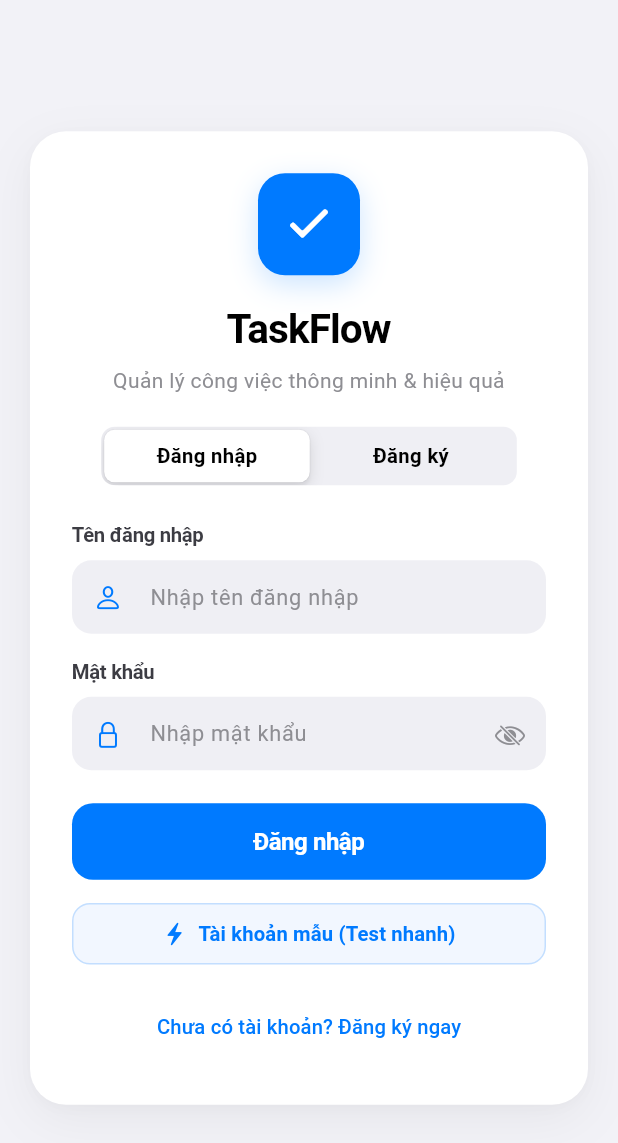
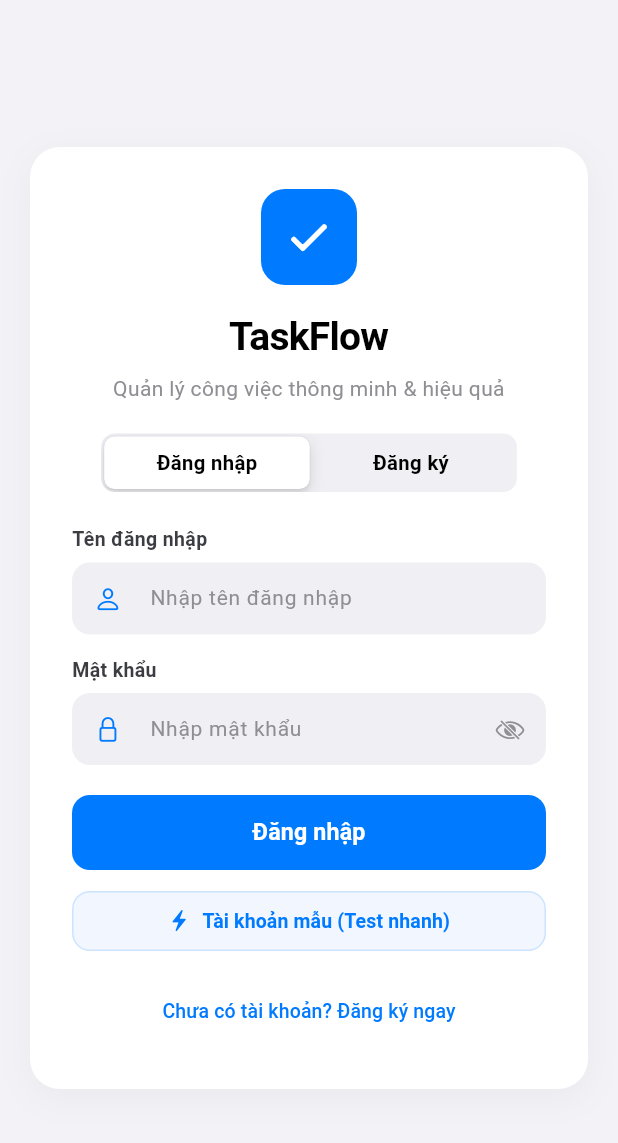
Before and after one commit to Peaker04/assignment_todo, a Flutter app: the screen it shows after launch, on a phone screen of 412 x 824 dp. Shown: the top 1143 px of the screen. Run offline on Flutter 3.47's test engine with Material 3 defaults, Android fonts, the phone set to English and light mode, and no system bars; our stand-ins replace shared_preferences, sqflite_common_ffi; accounts and stored records are empty.

Commit message:
refactor(taste): audit and eliminate AI-slop comments, stale shadow tokens, and redundant UI clutter

```diff
--- a/lib/login_screen.dart
+++ b/lib/login_screen.dart
@@ -109,21 +109,16 @@ class _LoginScreenState extends State<LoginScreen> {
           child: SingleChildScrollView(
             padding: const EdgeInsets.symmetric(horizontal: 20, vertical: 28),
             child: ConstrainedBox(
-              constraints: const BoxConstraints(maxWidth: 420),
+              constraints: const BoxConstraints(maxWidth: 400),
               child: Container(
                 decoration: BoxDecoration(
                   color: Colors.white,
-                  borderRadius: BorderRadius.circular(24),
+                  borderRadius: BorderRadius.circular(20),
                   boxShadow: const [
                     BoxShadow(
-                      color: Color(0x0D000000),
-                      blurRadius: 28,
-                      offset: Offset(0, 10),
-                    ),
-                    BoxShadow(
-                      color: Color(0x05000000),
-                      blurRadius: 6,
-                      offset: Offset(0, 2),
+                      color: Color(0x0A000000),
+                      blurRadius: 20,
+                      offset: Offset(0, 6),
                     ),
                   ],
                 ),
@@ -132,26 +127,18 @@ class _LoginScreenState extends State<LoginScreen> {
                   mainAxisSize: MainAxisSize.min,
                   crossAxisAlignment: CrossAxisAlignment.stretch,
                   children: [
-                    // Apple HIG Icon Badge
                     Center(
                       child: Container(
-                        width: 68,
-                        height: 68,
+                        width: 64,
+                        height: 64,
                         decoration: BoxDecoration(
                           color: systemBlue,
-                          borderRadius: BorderRadius.circular(18),
-                          boxShadow: const [
-                            BoxShadow(
-                              color: Color(0x33007AFF),
-                              blurRadius: 16,
-                              offset: Offset(0, 6),
-                            ),
-                          ],
+                          borderRadius: BorderRadius.circular(16),
                         ),
                         child: const Icon(
                           CupertinoIcons.checkmark_alt,
                           color: Colors.white,
-                          size: 38,
+                          size: 36,
                         ),
                       ),
                     ),
@@ -160,10 +147,10 @@ class _LoginScreenState extends State<LoginScreen> {
                       child: Text(
                         'TaskFlow',
                         style: TextStyle(
-                          fontSize: 27,
+                          fontSize: 26,
                           fontWeight: FontWeight.w700,
                           color: systemLabel,
-                          letterSpacing: -0.6,
+                          letterSpacing: -0.5,
                         ),
                       ),
                     ),
@@ -177,13 +164,11 @@ class _LoginScreenState extends State<LoginScreen> {
                         style: const TextStyle(
                           fontSize: 14,
                           color: systemTertiary,
-                          height: 1.3,
                         ),
                       ),
                     ),
-                    const SizedBox(height: 22),
+                    const SizedBox(height: 20),
 
-                    // iOS Sliding Segmented Control
                     Center(
                       child: CupertinoSlidingSegmentedControl<bool>(
                         groupValue: _isRegisterMode,
@@ -220,53 +205,49 @@ class _LoginScreenState extends State<LoginScreen> {
                         },
                       ),
                     ),
-                    const SizedBox(height: 24),
+                    const SizedBox(height: 22),
 
-                    // Username Input (iOS Inset Style)
                     const Text(
                       'Tên đăng nhập',
                       style: TextStyle(
-                        fontSize: 13.5,
+                        fontSize: 13,
                         fontWeight: FontWeight.w600,
                         color: systemSecondaryLabel,
-                        letterSpacing: -0.2,
                       ),
                     ),
-                    const SizedBox(height: 7),
+                    const SizedBox(height: 6),
                     TextField(
                       controller: _usernameController,
                       textInputAction: TextInputAction.next,
                       style: const TextStyle(fontSize: 15, color: systemLabel),
                       decoration: InputDecoration(
                         hintText: 'Nhập tên đăng nhập',
-                        hintStyle: const TextStyle(color: systemTertiary, fontSize: 14.5),
-                        prefixIcon: const Icon(CupertinoIcons.person, color: systemBlue, size: 20),
+                        hintStyle: const TextStyle(color: systemTertiary, fontSize: 14),
+                        prefixIcon: const Icon(CupertinoIcons.person, color: systemBlue, size: 19),
                         filled: true,
                         fillColor: inputBackground,
-                        contentPadding: const EdgeInsets.symmetric(horizontal: 16, vertical: 13),
+                        contentPadding: const EdgeInsets.symmetric(horizontal: 14, vertical: 12),
                         border: OutlineInputBorder(
-                          borderRadius: BorderRadius.circular(13),
+                          borderRadius: BorderRadius.circular(12),
                           borderSide: BorderSide.none,
                         ),
                         focusedBorder: OutlineInputBorder(
-                          borderRadius: BorderRadius.circular(13),
+                          borderRadius: BorderRadius.circular(12),
                           borderSide: const BorderSide(color: systemBlue, width: 1.5),
                         ),
                       ),
                     ),
-                    const SizedBox(height: 16),
+                    const SizedBox(height: 14),
 
-                    // Password Input (iOS Inset Style)
                     const Text(
                       'Mật khẩu',
                       style: TextStyle(
-                        fontSize: 13.5,
+                        fontSize: 13,
                         fontWeight: FontWeight.w600,
                         color: systemSecondaryLabel,
-                        letterSpacing: -0.2,
                       ),
                     ),
-                    const SizedBox(height: 7),
+                    const SizedBox(height: 6),
                     TextField(
                       controller: _passwordController,
                       obscureText: _obscurePassword,
@@ -275,15 +256,15 @@ class _LoginScreenState extends State<LoginScreen> {
                       style: const TextStyle(fontSize: 15, color: systemLabel),
                       decoration: InputDecoration(
                         hintText: 'Nhập mật khẩu',
-                        hintStyle: const TextStyle(color: systemTertiary, fontSize: 14.5),
-                        prefixIcon: const Icon(CupertinoIcons.lock, color: systemBlue, size: 20),
+                        hintStyle: const TextStyle(color: systemTertiary, fontSize: 14),
+                        prefixIcon: const Icon(CupertinoIcons.lock, color: systemBlue, size: 19),
                         suffixIcon: IconButton(
                           icon: Icon(
                             _obscurePassword
                                 ? CupertinoIcons.eye_slash
                                 : CupertinoIcons.eye,
                             color: systemTertiary,
-                            size: 20,
+                            size: 19,
                           ),
                           onPressed: () {
                             setState(() {
@@ -293,20 +274,19 @@ class _LoginScreenState extends State<LoginScreen> {
                         ),
                         filled: true,
                         fillColor: inputBackground,
-                        contentPadding: const EdgeInsets.symmetric(horizontal: 16, vertical: 13),
+                        contentPadding: const EdgeInsets.symmetric(horizontal: 14, vertical: 12),
                         border: OutlineInputBorder(
-                          borderRadius: BorderRadius.circular(13),
+                          borderRadius: BorderRadius.circular(12),
                           borderSide: BorderSide.none,
                         ),
                         focusedBorder: OutlineInputBorder(
-                          borderRadius: BorderRadius.circular(13),
+                          borderRadius: BorderRadius.circular(12),
                           borderSide: const BorderSide(color: systemBlue, width: 1.5),
                         ),
                       ),
                     ),
-                    const SizedBox(height: 22),
+                    const SizedBox(height: 20),
 
-                    // Primary iOS Button (Apple System Blue)
                     ElevatedButton(
                       onPressed: _isLoading ? null : _submit,
                       style: ElevatedButton.styleFrom(
@@ -315,13 +295,13 @@ class _LoginScreenState extends State<LoginScreen> {
                         padding: const EdgeInsets.symmetric(vertical: 14),
                         elevation: 0,
                         shape: RoundedRectangleBorder(
-                          borderRadius: BorderRadius.circular(14),
+                          borderRadius: BorderRadius.circular(12),
                         ),
                       ),
                       child: _isLoading
                           ? const SizedBox(
-                              width: 20,
-                              height: 20,
+                              width: 18,
+                              height: 18,
                               child: CircularProgressIndicator(
                                 strokeWidth: 2,
                                 color: Colors.white,
@@ -330,38 +310,35 @@ class _LoginScreenState extends State<LoginScreen> {
                           : Text(
                               _isRegisterMode ? 'Đăng ký' : 'Đăng nhập',
                               style: const TextStyle(
-                                fontSize: 16,
+                                fontSize: 15.5,
                                 fontWeight: FontWeight.w600,
-                                letterSpacing: -0.3,
                               ),
                             ),
                     ),
-                    const SizedBox(height: 12),
+                    const SizedBox(height: 10),
 
-                    // Fast Demo Account Button (iOS Tinted Style)
                     OutlinedButton.icon(
                       onPressed: _isLoading ? null : _fillDemoAccount,
-                      icon: const Icon(CupertinoIcons.bolt_fill, color: systemBlue, size: 16),
+                      icon: const Icon(CupertinoIcons.bolt_fill, color: systemBlue, size: 15),
                       label: const Text(
                         'Tài khoản mẫu (Test nhanh)',
                         style: TextStyle(
                           color: systemBlue,
                           fontWeight: FontWeight.w600,
-                          fontSize: 13.5,
+                          fontSize: 13,
                         ),
                       ),
                       style: OutlinedButton.styleFrom(
-                        side: BorderSide(color: systemBlue.withAlpha(50), width: 1),
+                        side: BorderSide(color: systemBlue.withAlpha(40), width: 1),
                         backgroundColor: const Color(0xFFF2F7FF),
-                        padding: const EdgeInsets.symmetric(vertical: 11),
+                        padding: const EdgeInsets.symmetric(vertical: 10),
                         shape: RoundedRectangleBorder(
                           borderRadius: BorderRadius.circular(12),
                         ),
                       ),
                     ),
-                    const SizedBox(height: 14),
+                    const SizedBox(height: 12),
 
-                    // Switch Mode Text Link (Preserves test finders)
                     Center(
                       child: TextButton(
                         onPressed: () {
@@ -375,7 +352,7 @@ class _LoginScreenState extends State<LoginScreen> {
                               : 'Chưa có tài khoản? Đăng ký ngay',
                           style: const TextStyle(
                             color: systemBlue,
-                            fontSize: 13.5,
+                            fontSize: 13,
                             fontWeight: FontWeight.w500,
                           ),
                         ),
--- a/lib/main.dart
+++ b/lib/main.dart
@@ -18,39 +18,20 @@ void main() async {
   ));
 }
 
-// ============================================================================
-// 1. DESIGN TOKENS & COLOR PALETTE (UI/UX Pro Max & Taste Layer - Soft Modern)
-// ============================================================================
-/// Bảng màu chuẩn thiết kế hệ thống, tối ưu độ mềm mại và chiều sâu thị giác
 class AppColors {
-  /// Tiêu đề AppBar, text tiêu đề task chưa hoàn thành, các điểm nhấn quan trọng
-  static const Color deepNavy = Color(0xFF03045E);
-
-  /// Nút bấm Thêm công việc, background của Header card, icon active
-  static const Color primaryBlue = Color(0xFF0077B6);
-
-  /// Icon checkbox khi active, điểm nhấn thanh tiến độ (progress bar), badge
-  static const Color vibrantOcean = Color(0xFF00B4D8);
-
-  /// Đường viền mờ (borders), nền chip lọc chưa chọn, shadow mờ
-  static const Color softSky = Color(0xFF90E0EF);
-
-  /// Nền thẻ task hoàn thành, nền input field, nền các component phụ
-  static const Color iceBlueTint = Color(0xFFCAF0F8);
-
-  /// Nền các thẻ Card task chưa làm, text trên nền màu đậm
+  static const Color deepNavy = Color(0xFF1C1C1E);
+  static const Color primaryBlue = Color(0xFF007AFF);
+  static const Color vibrantOcean = Color(0xFF007AFF);
+  static const Color softSky = Color(0xFFE5E5EA);
+  static const Color iceBlueTint = Color(0xFFF2F7FF);
   static const Color pureWhite = Color(0xFFFFFFFF);
-
-  /// Nền Scaffold tổng thể tạo độ tương phản dịu êm, chống mỏi mắt
-  static const Color background = Color(0xFFF8FAFD);
-
-  // --- Semantic Auxiliary Tokens ---
-  static const Color textMuted = Color(0xFF64748B);
-  static const Color editGreen = Color(0xFF2A9D8F);
-  static const Color deleteRed = Color(0xFFE63946);
-  static const Color typeBadgeBg = Color(0xFFE0F2FE);
-
-  // --- Mức độ ưu tiên Tokens (Màu Pastel Hữu cơ Mềm mại) ---
+  static const Color background = Color(0xFFF2F2F7);
+
+  static const Color textMuted = Color(0xFF8E8E93);
+  static const Color editGreen = Color(0xFF34C759);
+  static const Color deleteRed = Color(0xFFFF3B30);
+  static const Color typeBadgeBg = Color(0xFFF2F7FF);
+
   static const Color priorityEasyBg = Color(0xFFE8F5E9);
   static const Color priorityEasyText = Color(0xFF2E7D32);
   static const Color priorityMediumBg = Color(0xFFFFF3E0);
@@ -58,16 +39,14 @@ class AppColors {
   static const Color priorityHardBg = Color(0xFFFFEBEE);
   static const Color priorityHardText = Color(0xFFC62828);
 
-  // --- Gradients Thư thái & Tinh tế ---
   static const List<Color> oceanHeaderGradient = [
-    Color(0xFF023E8A),
-    Color(0xFF0077B6),
-    Color(0xFF0096C7),
+    Color(0xFF007AFF),
+    Color(0xFF0056B3),
   ];
 
   static const List<Color> buttonGradient = [
-    Color(0xFF0077B6),
-    Color(0xFF00B4D8),
+    Color(0xFF007AFF),
+    Color(0xFF007AFF),
   ];
 }
 
@@ -84,7 +63,7 @@ enum TaskFilter {
   const TaskFilter(this.label);
 }
 
-/// Model dữ liệu cho mỗi công việc bám sát Assignment
+/// Model dữ liệu cho mỗi công việc
 class TodoItem {
   final String id;
   String title;
@@ -382,7 +361,6 @@ class _TodoListScreenState extends State<TodoListScreen> {
 
   @override
   void dispose() {
-    // Quality Gate: Bắt buộc giải phóng controller để tránh rò rỉ bộ nhớ (NFR-05)
     _titleController.dispose();
     _contentController.dispose();
     _dateController.dispose();
@@ -559,7 +537,7 @@ class _TodoListScreenState extends State<TodoListScreen> {
     );
   }
 
-  /// Chỉnh sửa công việc (FR-01 - Soft Modal BottomSheet)
+  /// Chỉnh sửa công việc (Modal BottomSheet)
   void _editTask(TodoItem task) {
     final editTitleCtrl = TextEditingController(text: task.title);
     final editContentCtrl = TextEditingController(text: task.content);
@@ -584,13 +562,13 @@ class _TodoListScreenState extends State<TodoListScreen> {
                 decoration: const BoxDecoration(
                   color: AppColors.pureWhite,
                   borderRadius: BorderRadius.vertical(
-                    top: Radius.circular(28.0),
+                    top: Radius.circular(24.0),
                   ),
                   boxShadow: [
                     BoxShadow(
-                      color: Color(0x1A03045E),
-                      blurRadius: 28.0,
-                      offset: Offset(0, -6),
+                      color: Color(0x14000000),
+                      blurRadius: 24.0,
+                      offset: Offset(0, -4),
                     ),
                   ],
                 ),
@@ -601,14 +579,13 @@ class _TodoListScreenState extends State<TodoListScreen> {
                       mainAxisSize: MainAxisSize.min,
                       crossAxisAlignment: CrossAxisAlignment.stretch,
                       children: [
-                        // Thanh kéo modal (Pill handle) thanh lịch
                         Center(
                           child: Container(
                             width: 36.0,
                             height: 4.0,
                             margin: const EdgeInsets.only(bottom: 16.0),
                             decoration: BoxDecoration(
-                              color: AppColors.softSky.withValues(alpha: 0.6),
+                              color: AppColors.softSky,
                               borderRadius: BorderRadius.circular(2.0),
                             ),
                           ),
@@ -918,7 +895,7 @@ class _TodoListScreenState extends State<TodoListScreen> {
     return list;
   }
 
-  /// Màu sắc theo Mức độ ưu tiên (FR-06 & Taste Layer - Soft Pastels)
+  /// Màu sắc theo Mức độ ưu tiên
   static Color _getTypeTextColor(String type) {
     switch (type) {
       case 'Dễ':
@@ -991,7 +968,7 @@ class _TodoListScreenState extends State<TodoListScreen> {
   }
 
   // ==========================================================================
-  // 5. UI COMPONENTS BUILDERS (Soft Modern Aesthetic)
+  // 5. UI COMPONENTS BUILDERS
   // ==========================================================================
 
   /// Component 1: Thẻ tóm tắt tiến độ (Progress Summary Card - FR-02 & Apple HIG Style)
@@ -1185,23 +1162,23 @@ class _TodoListScreenState extends State<TodoListScreen> {
     );
   }
 
-  /// Component 2: Form nhập công việc mới (Soft Card Surface - Khắc phục cảm giác khô khan)
+  /// Component 2: Form nhập công việc mới
   Widget _buildAddTaskForm() {
     return Container(
       margin: const EdgeInsets.symmetric(horizontal: 16.0, vertical: 8.0),
       padding: const EdgeInsets.all(20.0),
       decoration: BoxDecoration(
         color: AppColors.pureWhite,
-        borderRadius: BorderRadius.circular(24.0),
+        borderRadius: BorderRadius.circular(20.0),
         boxShadow: const [
           BoxShadow(
-            color: Color(0x0C03045E),
-            blurRadius: 20.0,
-            offset: Offset(0, 6),
+            color: Color(0x0A000000),
+            blurRadius: 18.0,
+            offset: Offset(0, 4),
           ),
           BoxShadow(
-            color: Color(0x0403045E),
-            blurRadius: 6.0,
+            color: Color(0x04000000),
+            blurRadius: 4.0,
             offset: Offset(0, 1),
           ),
         ],
@@ -1211,13 +1188,12 @@ class _TodoListScreenState extends State<TodoListScreen> {
         child: Column(
           crossAxisAlignment: CrossAxisAlignment.stretch,
           children: [
-            // Header tiêu đề Form mềm mại
             Row(
               children: [
                 Container(
                   padding: const EdgeInsets.all(7.0),
                   decoration: BoxDecoration(
-                    color: AppColors.iceBlueTint.withValues(alpha: 0.5),
+                    color: AppColors.iceBlueTint,
                     borderRadius: BorderRadius.circular(10.0),
                   ),
                   child: const Icon(
@@ -1711,7 +1687,7 @@ class _TodoListScreenState extends State<TodoListScreen> {
     );
   }
 
-  /// Component 6: Trạng thái trống (Empty State - Soft & Warm)
+  /// Component 6: Trạng thái trống (Empty State)
   Widget _buildEmptyState() {
     final bool isSearching = _searchQuery.trim().isNotEmpty;
     final bool isFiltered = _currentFilter != TaskFilter.all;
@@ -1784,7 +1760,6 @@ class _TodoListScreenState extends State<TodoListScreen> {
     final int incompleteCount = totalCount - completedCount;
     final List<TodoItem> filteredList = _filteredTasks;
 
-    // Quality Gate: Bọc GestureDetector để chạm bên ngoài tự ẩn bàn phím (NFR-03)
     return GestureDetector(
       onTap: () => FocusScope.of(context).unfocus(),
       behavior: HitTestBehavior.opaque,
@@ -1847,19 +1822,17 @@ class _TodoListScreenState extends State<TodoListScreen> {
             ),
           ],
         ),
-        // Quality Gate: SafeArea tránh notch và phím điều hướng hệ thống (NFR-03)
         body: SafeArea(
-          // Quality Gate: CustomScrollView tránh RenderFlex overflow khi mở bàn phím (NFR-03)
           child: CustomScrollView(
             physics: const AlwaysScrollableScrollPhysics(
               parent: BouncingScrollPhysics(),
             ),
             slivers: [
-              // 1. Thẻ thống kê tiến độ công việc (FR-02 & Soft Ocean Ambient)
+              // 1. Thẻ thống kê tiến độ công việc
               SliverToBoxAdapter(
                 child: _buildProgressCard(totalCount, completedCount),
               ),
-              // 2. Khu vực Form nhập liệu (FR-01, NFR-03 - Soft Card)
+              // 2. Khu vực Form nhập liệu
               SliverToBoxAdapter(
                 child: _showAddForm
                     ? _buildAddTaskForm()
@@ -1890,9 +1863,9 @@ class _TodoListScreenState extends State<TodoListScreen> {
                         ),
                       ),
               ),
-              // 3. Thanh tìm kiếm theo từ khóa (FR-04 - Soft Capsule)
+              // 3. Thanh tìm kiếm
               SliverToBoxAdapter(child: _buildSearchBar()),
-              // 4. Thanh lọc trạng thái công việc (FR-03 - Soft Pill Segmented)
+              // 4. Thanh lọc trạng thái công việc
               SliverToBoxAdapter(
                 child: _buildFilterChips(
                   totalCount,
```
